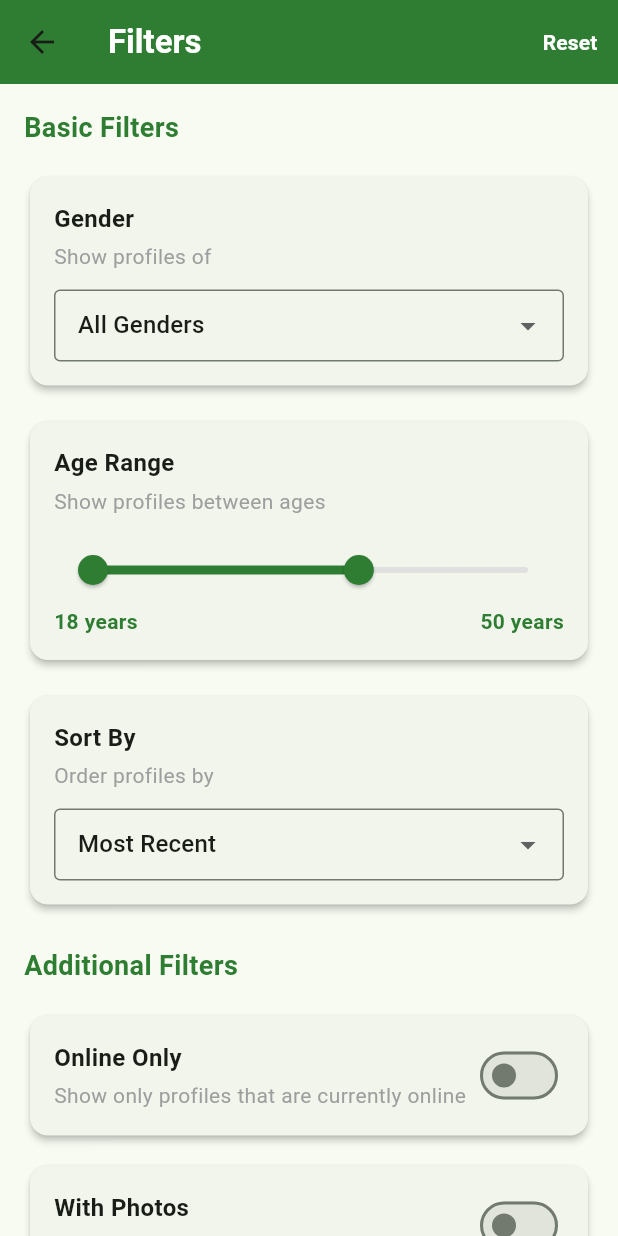
After one commit to masjids-io/nikkah.io, a Flutter app: the FiltersScreen screen opened by its route, on a phone screen of 412 x 824 dp. The commit adds this screen. Run offline on Flutter 3.47's test engine with Material 3 defaults, Android fonts, the phone set to English and light mode, and no system bars; our stand-ins replace flutter_secure_storage; accounts and stored records are empty.

Commit message:
feat: Add dedicated filters screen and simplify profile browse to clean list

```diff
--- a/lib/main.dart
+++ b/lib/main.dart
@@ -7,6 +7,7 @@ import 'screens/profile_creation_screen.dart';
 import 'screens/profile_view_screen.dart';
 import 'screens/profile_browse_screen.dart';
 import 'screens/main_navigation_screen.dart';
+import 'screens/filters_screen.dart';
 
 void main() {
   runApp(const MyApp());
@@ -48,6 +49,7 @@ class MyApp extends StatelessWidget {
         '/profile-creation': (context) => const ProfileCreationScreen(),
         '/profile-view': (context) => const ProfileViewScreen(),
         '/profile-browse': (context) => const ProfileBrowseScreen(),
+        '/filters': (context) => const FiltersScreen(),
         '/home': (context) => const MainNavigationScreen(),
       },
     );
--- /dev/null
+++ b/lib/screens/filters_screen.dart
@@ -0,0 +1,416 @@
+import 'package:flutter/material.dart';
+
+class FiltersScreen extends StatefulWidget {
+  const FiltersScreen({super.key});
+
+  @override
+  State<FiltersScreen> createState() => _FiltersScreenState();
+}
+
+class _FiltersScreenState extends State<FiltersScreen> {
+  // Filter state variables
+  String _selectedGender = 'ALL';
+  String _selectedAgeRange = 'ALL';
+  String _selectedSortBy = 'RECENT';
+  RangeValues _ageRange = const RangeValues(18, 50);
+  bool _showOnlineOnly = false;
+  bool _showWithPhotos = false;
+  bool _showVerifiedOnly = false;
+
+  // Filter options
+  final List<String> _genderOptions = ['ALL', 'MALE', 'FEMALE'];
+  final List<String> _ageRangeOptions = [
+    'ALL',
+    '18-25',
+    '26-35',
+    '36-45',
+    '46+',
+  ];
+  final List<String> _sortOptions = [
+    'RECENT',
+    'NAME',
+    'AGE',
+    'DISTANCE',
+  ];
+
+  @override
+  Widget build(BuildContext context) {
+    return Scaffold(
+      appBar: AppBar(
+        title: const Text(
+          'Filters',
+          style: TextStyle(
+            color: Colors.white,
+            fontWeight: FontWeight.bold,
+          ),
+        ),
+        backgroundColor: const Color(0xFF2E7D32),
+        elevation: 0,
+        actions: [
+          TextButton(
+            onPressed: _resetFilters,
+            child: const Text(
+              'Reset',
+              style: TextStyle(
+                color: Colors.white,
+                fontWeight: FontWeight.w600,
+              ),
+            ),
+          ),
+        ],
+      ),
+      body: SingleChildScrollView(
+        padding: const EdgeInsets.all(16),
+        child: Column(
+          crossAxisAlignment: CrossAxisAlignment.start,
+          children: [
+            // Basic Filters Section
+            _buildSectionHeader('Basic Filters'),
+            const SizedBox(height: 16),
+
+            // Gender Filter
+            _buildFilterCard(
+              title: 'Gender',
+              subtitle: 'Show profiles of',
+              child: DropdownButtonFormField<String>(
+                value: _selectedGender,
+                decoration: const InputDecoration(
+                  border: OutlineInputBorder(),
+                  contentPadding:
+                      EdgeInsets.symmetric(horizontal: 12, vertical: 8),
+                ),
+                items: _genderOptions.map((gender) {
+                  return DropdownMenuItem(
+                    value: gender,
+                    child: Text(gender == 'ALL' ? 'All Genders' : gender),
+                  );
+                }).toList(),
+                onChanged: (value) {
+                  setState(() {
+                    _selectedGender = value!;
+                  });
+                },
+              ),
+            ),
+            const SizedBox(height: 16),
+
+            // Age Range Filter
+            _buildFilterCard(
+              title: 'Age Range',
+              subtitle: 'Show profiles between ages',
+              child: Column(
+                crossAxisAlignment: CrossAxisAlignment.start,
+                children: [
+                  RangeSlider(
+                    values: _ageRange,
+                    min: 18,
+                    max: 70,
+                    divisions: 52,
+                    activeColor: const Color(0xFF2E7D32),
+                    inactiveColor: Colors.grey.shade300,
+                    labels: RangeLabels(
+                      _ageRange.start.round().toString(),
+                      _ageRange.end.round().toString(),
+                    ),
+                    onChanged: (values) {
+                      setState(() {
+                        _ageRange = values;
+                      });
+                    },
+                  ),
+                  Row(
+                    mainAxisAlignment: MainAxisAlignment.spaceBetween,
+                    children: [
+                      Text(
+                        '${_ageRange.start.round()} years',
+                        style: const TextStyle(
+                          fontWeight: FontWeight.w600,
+                          color: Color(0xFF2E7D32),
+                        ),
+                      ),
+                      Text(
+                        '${_ageRange.end.round()} years',
+                        style: const TextStyle(
+                          fontWeight: FontWeight.w600,
+                          color: Color(0xFF2E7D32),
+                        ),
+                      ),
+                    ],
+                  ),
+                ],
+              ),
+            ),
+            const SizedBox(height: 16),
+
+            // Sort By Filter
+            _buildFilterCard(
+              title: 'Sort By',
+              subtitle: 'Order profiles by',
+              child: DropdownButtonFormField<String>(
+                value: _selectedSortBy,
+                decoration: const InputDecoration(
+                  border: OutlineInputBorder(),
+                  contentPadding:
+                      EdgeInsets.symmetric(horizontal: 12, vertical: 8),
+                ),
+                items: _sortOptions.map((sort) {
+                  return DropdownMenuItem(
+                    value: sort,
+                    child: Text(_getSortDisplayName(sort)),
+                  );
+                }).toList(),
+                onChanged: (value) {
+                  setState(() {
+                    _selectedSortBy = value!;
+                  });
+                },
+              ),
+            ),
+            const SizedBox(height: 24),
+
+            // Additional Filters Section
+            _buildSectionHeader('Additional Filters'),
+            const SizedBox(height: 16),
+
+            // Online Only Filter
+            _buildSwitchCard(
+              title: 'Online Only',
+              subtitle: 'Show only profiles that are currently online',
+              value: _showOnlineOnly,
+              onChanged: (value) {
+                setState(() {
+                  _showOnlineOnly = value;
+                });
+              },
+            ),
+            const SizedBox(height: 12),
+
+            // With Photos Filter
+            _buildSwitchCard(
+              title: 'With Photos',
+              subtitle: 'Show only profiles with photos',
+              value: _showWithPhotos,
+              onChanged: (value) {
+                setState(() {
+                  _showWithPhotos = value;
+                });
+              },
+            ),
+            const SizedBox(height: 12),
+
+            // Verified Only Filter
+            _buildSwitchCard(
+              title: 'Verified Only',
+              subtitle: 'Show only verified profiles',
+              value: _showVerifiedOnly,
+              onChanged: (value) {
+                setState(() {
+                  _showVerifiedOnly = value;
+                });
+              },
+            ),
+            const SizedBox(height: 32),
+
+            // Apply Filters Button
+            SizedBox(
+              width: double.infinity,
+              child: ElevatedButton(
+                onPressed: _applyFilters,
+                style: ElevatedButton.styleFrom(
+                  backgroundColor: const Color(0xFF2E7D32),
+                  padding: const EdgeInsets.symmetric(vertical: 16),
+                  shape: RoundedRectangleBorder(
+                    borderRadius: BorderRadius.circular(8),
+                  ),
+                ),
+                child: const Text(
+                  'Apply Filters',
+                  style: TextStyle(
+                    color: Colors.white,
+                    fontSize: 16,
+                    fontWeight: FontWeight.w600,
+                  ),
+                ),
+              ),
+            ),
+            const SizedBox(height: 16),
+
+            // Clear Filters Button
+            SizedBox(
+              width: double.infinity,
+              child: OutlinedButton(
+                onPressed: _clearFilters,
+                style: OutlinedButton.styleFrom(
+                  padding: const EdgeInsets.symmetric(vertical: 16),
+                  side: const BorderSide(color: Color(0xFF2E7D32)),
+                  shape: RoundedRectangleBorder(
+                    borderRadius: BorderRadius.circular(8),
+                  ),
+                ),
+                child: const Text(
+                  'Clear All Filters',
+                  style: TextStyle(
+                    color: Color(0xFF2E7D32),
+                    fontSize: 16,
+                    fontWeight: FontWeight.w600,
+                  ),
+                ),
+              ),
+            ),
+          ],
+        ),
+      ),
+    );
+  }
+
+  Widget _buildSectionHeader(String title) {
+    return Text(
+      title,
+      style: const TextStyle(
+        fontSize: 18,
+        fontWeight: FontWeight.bold,
+        color: Color(0xFF2E7D32),
+      ),
+    );
+  }
+
+  Widget _buildFilterCard({
+    required String title,
+    required String subtitle,
+    required Widget child,
+  }) {
+    return Card(
+      elevation: 2,
+      shape: RoundedRectangleBorder(
+        borderRadius: BorderRadius.circular(12),
+      ),
+      child: Padding(
+        padding: const EdgeInsets.all(16),
+        child: Column(
+          crossAxisAlignment: CrossAxisAlignment.start,
+          children: [
+            Text(
+              title,
+              style: const TextStyle(
+                fontSize: 16,
+                fontWeight: FontWeight.bold,
+              ),
+            ),
+            const SizedBox(height: 4),
+            Text(
+              subtitle,
+              style: const TextStyle(
+                fontSize: 14,
+                color: Colors.grey,
+              ),
+            ),
+            const SizedBox(height: 12),
+            child,
+          ],
+        ),
+      ),
+    );
+  }
+
+  Widget _buildSwitchCard({
+    required String title,
+    required String subtitle,
+    required bool value,
+    required ValueChanged<bool> onChanged,
+  }) {
+    return Card(
+      elevation: 2,
+      shape: RoundedRectangleBorder(
+        borderRadius: BorderRadius.circular(12),
+      ),
+      child: Padding(
+        padding: const EdgeInsets.all(16),
+        child: Row(
+          children: [
+            Expanded(
+              child: Column(
+                crossAxisAlignment: CrossAxisAlignment.start,
+                children: [
+                  Text(
+                    title,
+                    style: const TextStyle(
+                      fontSize: 16,
+                      fontWeight: FontWeight.bold,
+                    ),
+                  ),
+                  const SizedBox(height: 4),
+                  Text(
+                    subtitle,
+                    style: const TextStyle(
+                      fontSize: 14,
+                      color: Colors.grey,
+                    ),
+                  ),
+                ],
+              ),
+            ),
+            Switch(
+              value: value,
+              onChanged: onChanged,
+              activeColor: const Color(0xFF2E7D32),
+            ),
+          ],
+        ),
+      ),
+    );
+  }
+
+  String _getSortDisplayName(String sort) {
+    switch (sort) {
+      case 'RECENT':
+        return 'Most Recent';
+      case 'NAME':
+        return 'Name (A-Z)';
+      case 'AGE':
+        return 'Age (Youngest First)';
+      case 'DISTANCE':
+        return 'Distance (Nearest First)';
+      default:
+        return sort;
+    }
+  }
+
+  void _resetFilters() {
+    setState(() {
+      _selectedGender = 'ALL';
+      _selectedAgeRange = 'ALL';
+      _selectedSortBy = 'RECENT';
+      _ageRange = const RangeValues(18, 50);
+      _showOnlineOnly = false;
+      _showWithPhotos = false;
+      _showVerifiedOnly = false;
+    });
+  }
+
+  void _clearFilters() {
+    _resetFilters();
+    _applyFilters();
+  }
+
+  void _applyFilters() {
+    // In a real app, this would pass the filter data back to the browse screen
+    // For now, we'll just show a success message and go back
+    ScaffoldMessenger.of(context).showSnackBar(
+      const SnackBar(
+        content: Text('Filters applied successfully!'),
+        backgroundColor: Color(0xFF2E7D32),
+        duration: Duration(seconds: 2),
+      ),
+    );
+
+    // Return to previous screen with filter data
+    Navigator.of(context).pop({
+      'gender': _selectedGender,
+      'ageRange': _ageRange,
+      'sortBy': _selectedSortBy,
+      'onlineOnly': _showOnlineOnly,
+      'withPhotos': _showWithPhotos,
+      'verifiedOnly': _showVerifiedOnly,
+    });
+  }
+}
```
Also changed, not shown: lib/screens/profile_browse_screen.dart (+48 -161 lines), 1 other file.
